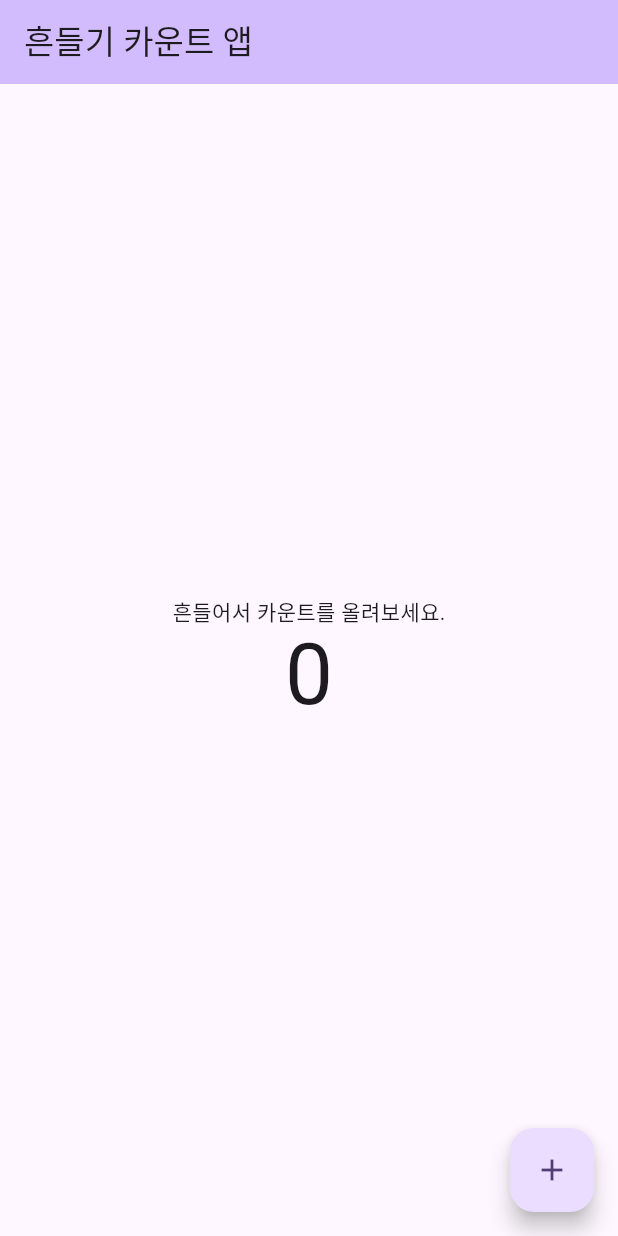
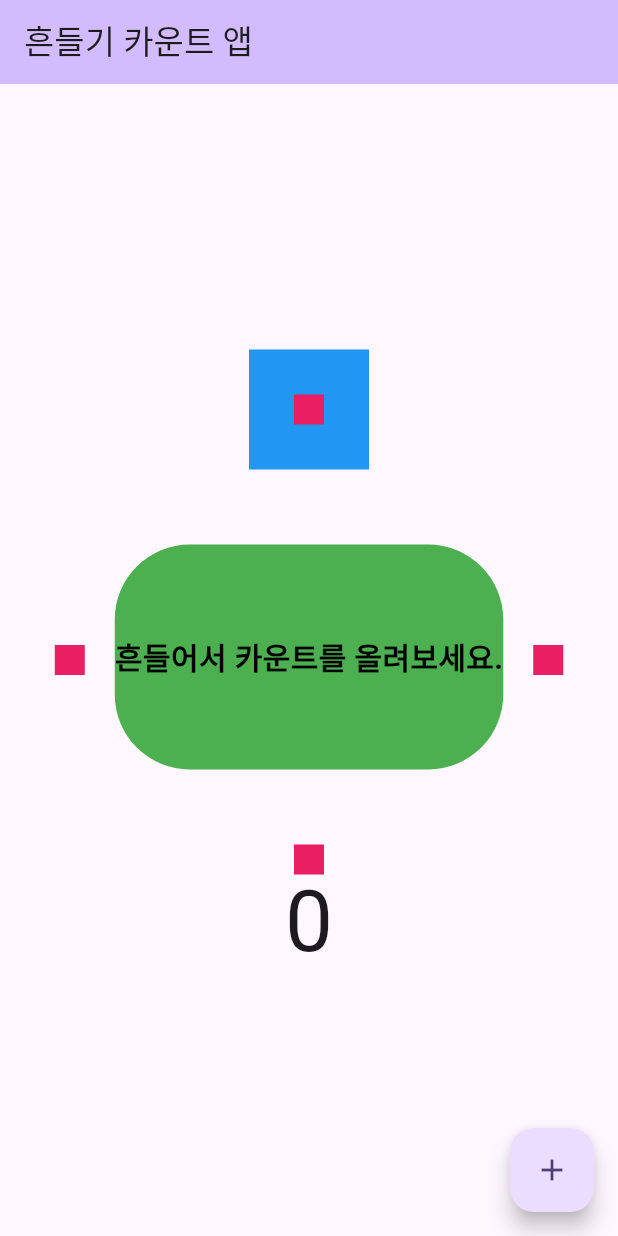
Before and after one commit to DainoJung/Clone_App, a Flutter app: the screen it shows after launch, on a phone screen of 412 x 824 dp. Run offline on Flutter 3.47's test engine with Material 2 defaults, Android fonts, the phone set to English and light mode, and no system bars; our stand-ins replace velocity_x; missing offline and left inert: shake.

Commit message:
study velocity package

```diff
--- a/shake_count_app/lib/my_home_page.dart
+++ b/shake_count_app/lib/my_home_page.dart
@@ -1,5 +1,7 @@
 import 'package:flutter/material.dart';
 import 'package:shake/shake.dart';
+import 'package:shake_count_app/red_box.dart';
+import 'package:velocity_x/velocity_x.dart';
 
 class MyHomePage extends StatefulWidget {
   const MyHomePage({super.key, required this.title});
@@ -10,12 +12,14 @@
   State<MyHomePage> createState() => _MyHomePageState();
 }
 
-class _MyHomePageState extends State<MyHomePage> {
+class _MyHomePageState extends State<MyHomePage> with WidgetsBindingObserver {
   int _counter = 0;
+  late ShakeDetector detector;
 
   @override
   void initState() {
-    ShakeDetector detector = ShakeDetector.autoStart(
+    WidgetsBinding.instance.addObserver(this);
+    detector = ShakeDetector.autoStart(
       onPhoneShake: () {
         setState(() {
           _counter++;
@@ -33,25 +37,52 @@
   }
 
   @override
+  void dispose() {
+    WidgetsBinding.instance.removeObserver(this);
+    super.dispose();
+  }
+
+  @override
   Widget build(BuildContext context) {
     return Scaffold(
       appBar: AppBar(
         backgroundColor: Theme.of(context).colorScheme.inversePrimary,
         title: Text(widget.title),
       ),
-      body: Center(
-        child: Column(
+      body: Row(
+        mainAxisAlignment: MainAxisAlignment.center,
+        children: [
+          const RedBox(),
+          Column(
             mainAxisAlignment: MainAxisAlignment.center,
             children: <Widget>[
-            const Text(
-              '흔들어서 카운트를 올려보세요.',
-            ),
+              const RedBox()
+                  .box
+                  .padding(const EdgeInsets.all(30))
+                  .color(Colors.blue)
+                  .make(),
+              '흔들어서 카운트를 올려보세요.'
+                  .text
+                  .black
+                  .bold
+                  .size(20)
+                  .isIntrinsic
+                  .makeCentered()
+                  .box
+                  .withRounded(value: 50)
+                  .color(Colors.green)
+                  .height(150)
+                  .make()
+                  .pSymmetric(h: 20, v: 50),
+              const RedBox(),
               Text(
                 '$_counter',
                 style: Theme.of(context).textTheme.displayLarge,
               ),
             ],
           ),
+          const RedBox(),
+        ],
       ),
       floatingActionButton: FloatingActionButton(
         onPressed: _incrementCounter,
@@ -60,4 +91,20 @@
       ),
     );
   }
+
+  @override
+  void didChangeAppLifecycleState(AppLifecycleState state) {
+    switch (state) {
+      case AppLifecycleState.resumed:
+        detector.startListening();
+        break;
+      case AppLifecycleState.inactive:
+        break;
+      case AppLifecycleState.paused:
+        detector.stopListening();
+        break;
+      case AppLifecycleState.detached:
+        break;
     }
+  }
+}
```
Lines whose indentation alone changed are shown as unchanged.
